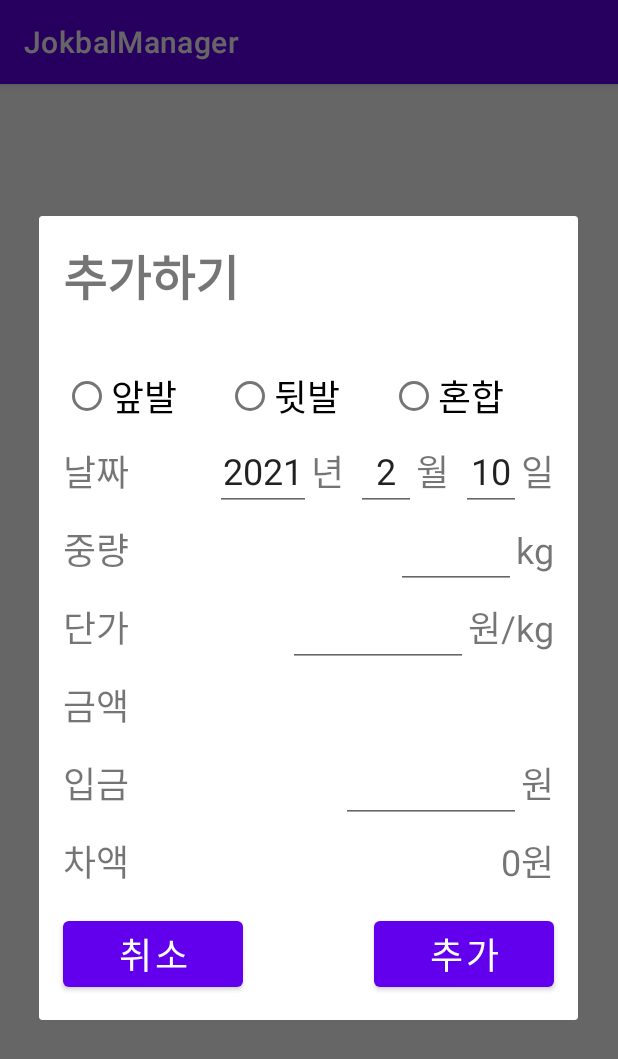
After one commit to mbkim95/JokbalManager, an Android app: the fragment AddOrderDialogFragment shown on its own in the app's theme, on a phone screen of 412 x 824 dp. The commit adds this screen. Shown: the top 1059 px of the screen. Run offline under Robolectric (Android 15) with nearby library versions, the phone set to English and light mode, and no system bars.

Commit message:
주문 추가 레이아웃 구현

```diff
--- /dev/null
+++ b/app/src/main/java/com/example/jokbalmanager/view/AddOrderDialogFragment.kt
@@ -0,0 +1,53 @@
+package com.example.jokbalmanager.view
+
+import android.content.Context
+import android.graphics.Point
+import android.os.Bundle
+import android.view.*
+import androidx.fragment.app.DialogFragment
+import com.example.jokbalmanager.databinding.AddOrderLayoutBinding
+import java.util.*
+
+class AddOrderDialogFragment : DialogFragment() {
+    private var _binding: AddOrderLayoutBinding? = null
+    private val binding get() = _binding!!
+
+    override fun onCreateView(
+        inflater: LayoutInflater,
+        container: ViewGroup?,
+        savedInstanceState: Bundle?
+    ): View {
+        _binding = AddOrderLayoutBinding.inflate(inflater, container, false)
+        return binding.root
+    }
+
+    override fun onViewCreated(view: View, savedInstanceState: Bundle?) {
+        super.onViewCreated(view, savedInstanceState)
+        val cal = Calendar.getInstance()
+        binding.apply {
+            yearEt.setText(cal.get(Calendar.YEAR).toString())
+            monthEt.setText((cal.get(Calendar.MONTH) + 1).toString())
+            dayEt.setText(cal.get(Calendar.DATE).toString())
+        }
+    }
+
+    override fun onResume() {
+        super.onResume()
+
+        val windowManager =
+            requireActivity().getSystemService(Context.WINDOW_SERVICE) as WindowManager
+        val display: Display = windowManager.defaultDisplay
+        val size = Point()
+        display.getSize(size)
+
+        val params: ViewGroup.LayoutParams? = dialog?.window?.attributes
+        val deviceWidth = size.x
+        params?.width = (deviceWidth * 0.95).toInt()
+        dialog?.window?.attributes = params as WindowManager.LayoutParams
+    }
+
+    override fun onDestroyView() {
+        super.onDestroyView()
+        _binding = null
+    }
+}
--- a/app/src/main/java/com/example/jokbalmanager/view/DailyFragment.kt
+++ b/app/src/main/java/com/example/jokbalmanager/view/DailyFragment.kt
@@ -59,6 +59,12 @@ class DailyFragment : Fragment() {
                 adapter = dailyAdapter
                 addItemDecoration(DividerItemDecoration(context, DividerItemDecoration.VERTICAL))
             }
+            addButton.setOnClickListener {
+                AddOrderDialogFragment().show(
+                    childFragmentManager,
+                    AddOrderDialogFragment::class.java.simpleName
+                )
+            }
         }
     }
 
--- /dev/null
+++ b/app/src/main/res/layout/add_order_layout.xml
@@ -0,0 +1,301 @@
+<?xml version="1.0" encoding="utf-8"?>
+<androidx.constraintlayout.widget.ConstraintLayout xmlns:android="http://schemas.android.com/apk/res/android"
+    xmlns:app="http://schemas.android.com/apk/res-auto"
+    xmlns:tools="http://schemas.android.com/tools"
+    android:layout_width="match_parent"
+    android:layout_height="wrap_content"
+    android:focusable="true"
+    android:focusableInTouchMode="true"
+    android:paddingBottom="16dp">
+
+    <TextView
+        android:id="@+id/title_tv"
+        android:layout_width="wrap_content"
+        android:layout_height="wrap_content"
+        android:layout_marginStart="16dp"
+        android:layout_marginTop="16dp"
+        android:text="@string/add_order_text"
+        android:textSize="@dimen/add_order_title"
+        android:textStyle="bold"
+        app:layout_constraintStart_toStartOf="parent"
+        app:layout_constraintTop_toTopOf="parent" />
+
+    <RadioGroup
+        android:id="@+id/type_rg"
+        android:layout_width="match_parent"
+        android:layout_height="wrap_content"
+        android:layout_marginStart="16dp"
+        android:layout_marginTop="32dp"
+        android:layout_marginEnd="16dp"
+        android:orientation="horizontal"
+        app:layout_constraintTop_toBottomOf="@id/title_tv">
+
+        <RadioButton
+            android:id="@+id/front_radio"
+            android:layout_width="0dp"
+            android:layout_height="wrap_content"
+            android:layout_weight="1"
+            android:text="@string/front_leg"
+            android:textSize="@dimen/add_order_text_size" />
+
+        <RadioButton
+            android:id="@+id/back_radio"
+            android:layout_width="0dp"
+            android:layout_height="wrap_content"
+            android:layout_weight="1"
+            android:text="@string/back_leg"
+            android:textSize="@dimen/add_order_text_size" />
+
+        <RadioButton
+            android:id="@+id/mix_radio"
+            android:layout_width="0dp"
+            android:layout_height="wrap_content"
+            android:layout_weight="1"
+            android:text="@string/mix_leg"
+            android:textSize="@dimen/add_order_text_size" />
+    </RadioGroup>
+
+    <TextView
+        android:id="@+id/date_tv"
+        android:layout_width="wrap_content"
+        android:layout_height="wrap_content"
+        android:layout_marginTop="8dp"
+        android:text="@string/date"
+        android:textSize="@dimen/add_order_text_size"
+        app:layout_constraintStart_toStartOf="@id/title_tv"
+        app:layout_constraintTop_toBottomOf="@id/type_rg" />
+
+    <EditText
+        android:id="@+id/year_et"
+        android:layout_width="64dp"
+        android:layout_height="wrap_content"
+        android:gravity="center"
+        android:inputType="number"
+        android:textSize="@dimen/add_order_text_size"
+        app:layout_constraintBottom_toBottomOf="@id/date_tv"
+        app:layout_constraintEnd_toStartOf="@id/year_tv"
+        app:layout_constraintTop_toTopOf="@id/date_tv"
+        tools:text="2021" />
+
+    <TextView
+        android:id="@+id/year_tv"
+        android:layout_width="wrap_content"
+        android:layout_height="wrap_content"
+        android:layout_marginEnd="8dp"
+        android:text="@string/year"
+        android:textSize="@dimen/add_order_text_size"
+        app:layout_constraintBottom_toBottomOf="@id/date_tv"
+        app:layout_constraintEnd_toStartOf="@id/month_et"
+        app:layout_constraintTop_toTopOf="@id/date_tv" />
+
+    <EditText
+        android:id="@+id/month_et"
+        android:layout_width="40dp"
+        android:layout_height="wrap_content"
+        android:gravity="center"
+        android:inputType="number"
+        android:textSize="@dimen/add_order_text_size"
+        app:layout_constraintBottom_toBottomOf="@id/date_tv"
+        app:layout_constraintEnd_toStartOf="@id/month_tv"
+        app:layout_constraintTop_toTopOf="@id/date_tv"
+        tools:text="02" />
+
+    <TextView
+        android:id="@+id/month_tv"
+        android:layout_width="wrap_content"
+        android:layout_height="wrap_content"
+        android:layout_marginEnd="8dp"
+        android:text="@string/month"
+        android:textSize="@dimen/add_order_text_size"
+        app:layout_constraintBottom_toBottomOf="@id/date_tv"
+        app:layout_constraintEnd_toStartOf="@id/day_et"
+        app:layout_constraintTop_toTopOf="@id/date_tv" />
+
+    <EditText
+        android:id="@+id/day_et"
+        android:layout_width="40dp"
+        android:layout_height="wrap_content"
+        android:gravity="center"
+        android:inputType="number"
+        android:textSize="@dimen/add_order_text_size"
+        app:layout_constraintBottom_toBottomOf="@id/date_tv"
+        app:layout_constraintEnd_toStartOf="@id/day_tv"
+        app:layout_constraintTop_toTopOf="@id/date_tv"
+        tools:text="10" />
+
+    <TextView
+        android:id="@+id/day_tv"
+        android:layout_width="wrap_content"
+        android:layout_height="wrap_content"
+        android:layout_marginEnd="16dp"
+        android:text="@string/day"
+        android:textSize="@dimen/add_order_text_size"
+        app:layout_constraintBottom_toBottomOf="@id/date_tv"
+        app:layout_constraintEnd_toEndOf="parent"
+        app:layout_constraintTop_toTopOf="@id/date_tv" />
+
+    <TextView
+        android:id="@+id/weight_tv"
+        android:layout_width="wrap_content"
+        android:layout_height="wrap_content"
+        android:layout_marginTop="16dp"
+        android:text="@string/weight"
+        android:textSize="@dimen/add_order_text_size"
+        app:layout_constraintStart_toStartOf="@id/date_tv"
+        app:layout_constraintTop_toBottomOf="@id/date_tv" />
+
+    <EditText
+        android:id="@+id/weight_et"
+        android:layout_width="80dp"
+        android:layout_height="wrap_content"
+        android:gravity="center"
+        android:inputType="numberDecimal"
+        android:textSize="@dimen/add_order_text_size"
+        app:layout_constraintBottom_toBottomOf="@id/weight_tv"
+        app:layout_constraintEnd_toStartOf="@id/kg_tv"
+        app:layout_constraintTop_toTopOf="@id/weight_tv"
+        tools:text="1.9" />
+
+    <TextView
+        android:id="@+id/kg_tv"
+        android:layout_width="wrap_content"
+        android:layout_height="wrap_content"
+        android:layout_marginStart="8dp"
+        android:layout_marginEnd="16dp"
+        android:text="@string/kg"
+        android:textSize="@dimen/add_order_text_size"
+        app:layout_constraintBottom_toBottomOf="@id/weight_tv"
+        app:layout_constraintEnd_toEndOf="parent"
+        app:layout_constraintTop_toTopOf="@id/weight_tv" />
+
+    <TextView
+        android:id="@+id/price_tv"
+        android:layout_width="wrap_content"
+        android:layout_height="wrap_content"
+        android:layout_marginTop="16dp"
+        android:text="@string/price"
+        android:textSize="@dimen/add_order_text_size"
+        app:layout_constraintStart_toStartOf="@id/weight_tv"
+        app:layout_constraintTop_toBottomOf="@id/weight_tv" />
+
+    <EditText
+        android:id="@+id/price_et"
+        android:layout_width="120dp"
+        android:layout_height="wrap_content"
+        android:gravity="center"
+        android:inputType="number"
+        android:textSize="@dimen/add_order_text_size"
+        app:layout_constraintBottom_toBottomOf="@id/price_tv"
+        app:layout_constraintEnd_toStartOf="@id/per_tv"
+        app:layout_constraintTop_toTopOf="@id/price_tv"
+        tools:text="10000" />
+
+    <TextView
+        android:id="@+id/per_tv"
+        android:layout_width="wrap_content"
+        android:layout_height="wrap_content"
+        android:layout_marginStart="8dp"
+        android:layout_marginEnd="16dp"
+        android:text="@string/won_kg"
+        android:textSize="@dimen/add_order_text_size"
+        app:layout_constraintBottom_toBottomOf="@id/price_tv"
+        app:layout_constraintEnd_toEndOf="parent"
+        app:layout_constraintTop_toTopOf="@id/price_tv" />
+
+    <TextView
+        android:id="@+id/price_ttitle_tv"
+        android:layout_width="wrap_content"
+        android:layout_height="wrap_content"
+        android:layout_marginTop="16dp"
+        android:text="@string/total_price"
+        android:textSize="@dimen/add_order_text_size"
+        app:layout_constraintStart_toStartOf="@id/price_tv"
+        app:layout_constraintTop_toBottomOf="@id/price_tv" />
+
+    <TextView
+        android:id="@+id/total_price_tv"
+        android:layout_width="wrap_content"
+        android:layout_height="wrap_content"
+        android:layout_marginEnd="16dp"
+        android:textSize="@dimen/add_order_text_size"
+        app:layout_constraintBottom_toBottomOf="@id/price_ttitle_tv"
+        app:layout_constraintEnd_toEndOf="parent"
+        app:layout_constraintTop_toTopOf="@id/price_ttitle_tv"
+        tools:text="10000원" />
+
+    <TextView
+        android:id="@+id/deposit_tv"
+        android:layout_width="wrap_content"
+        android:layout_height="wrap_content"
+        android:layout_marginTop="16dp"
+        android:text="@string/deposit"
+        android:textSize="@dimen/add_order_text_size"
+        app:layout_constraintStart_toStartOf="@id/price_ttitle_tv"
+        app:layout_constraintTop_toBottomOf="@id/price_ttitle_tv" />
+
+    <EditText
+        android:id="@+id/deposit_et"
+        android:layout_width="120dp"
+        android:layout_height="wrap_content"
+        android:gravity="center"
+        android:inputType="number"
+        android:textSize="@dimen/add_order_text_size"
+        app:layout_constraintBottom_toBottomOf="@id/deposit_tv"
+        app:layout_constraintEnd_toStartOf="@id/won_tv"
+        app:layout_constraintTop_toTopOf="@id/deposit_tv"
+        tools:text="12000" />
+
+    <TextView
+        android:id="@+id/won_tv"
+        android:layout_width="wrap_content"
+        android:layout_height="wrap_content"
+        android:layout_marginEnd="16dp"
+        android:text="@string/won"
+        android:textSize="@dimen/add_order_text_size"
+        app:layout_constraintBottom_toBottomOf="@id/deposit_tv"
+        app:layout_constraintEnd_toEndOf="parent"
+        app:layout_constraintTop_toTopOf="@id/deposit_tv" />
+
+    <TextView
+        android:id="@+id/balance_tv"
+        android:layout_width="wrap_content"
+        android:layout_height="wrap_content"
+        android:layout_marginTop="16dp"
+        android:text="@string/balance"
+        android:textSize="@dimen/add_order_text_size"
+        app:layout_constraintStart_toStartOf="@id/deposit_tv"
+        app:layout_constraintTop_toBottomOf="@id/deposit_tv" />
+
+    <TextView
+        android:layout_width="wrap_content"
+        android:layout_height="wrap_content"
+        android:layout_marginEnd="16dp"
+        android:text="@string/zero_won"
+        android:textSize="@dimen/add_order_text_size"
+        app:layout_constraintBottom_toBottomOf="@id/balance_tv"
+        app:layout_constraintEnd_toEndOf="parent"
+        app:layout_constraintTop_toTopOf="@id/balance_tv"
+        tools:text="-2000원" />
+
+    <Button
+        android:layout_width="120dp"
+        android:layout_height="wrap_content"
+        android:layout_marginStart="16dp"
+        android:layout_marginTop="16dp"
+        android:text="@string/cancel"
+        android:textSize="@dimen/add_order_text_size"
+        app:layout_constraintStart_toStartOf="parent"
+        app:layout_constraintTop_toBottomOf="@id/balance_tv" />
+
+    <Button
+        android:layout_width="120dp"
+        android:layout_height="wrap_content"
+        android:layout_marginTop="16dp"
+        android:layout_marginEnd="16dp"
+        android:text="@string/add"
+        android:textSize="@dimen/add_order_text_size"
+        app:layout_constraintEnd_toEndOf="parent"
+        app:layout_constraintTop_toBottomOf="@id/balance_tv" />
+
+
+</androidx.constraintlayout.widget.ConstraintLayout>
--- a/app/src/main/res/values/dimens.xml
+++ b/app/src/main/res/values/dimens.xml
@@ -3,4 +3,8 @@
     <dimen name="date_button_text_size">16dp</dimen>
     <dimen name="item_text_size">16dp</dimen>
     <dimen name="item_detail_text_size">14dp</dimen>
+    <dimen name="add_order_title">32dp</dimen>
+    <dimen name="add_order_text_size">24dp</dimen>
+    <dimen name="popup_width">400dp</dimen>
+    <dimen name="popup_height">480dp</dimen>
 </resources>
--- a/app/src/main/res/values/strings.xml
+++ b/app/src/main/res/values/strings.xml
@@ -9,4 +9,20 @@
     <string name="mix_leg">혼합</string>
     <string name="zero_balance">0원</string>
     <string name="zero_weight">0kg</string>
+    <string name="add_order_text">추가하기</string>
+    <string name="date">날짜</string>
+    <string name="year">년</string>
+    <string name="month">월</string>
+    <string name="day">일</string>
+    <string name="weight">중량</string>
+    <string name="kg">kg</string>
+    <string name="price">단가</string>
+    <string name="won_kg">원/kg</string>
+    <string name="total_price">금액</string>
+    <string name="deposit">입금</string>
+    <string name="won">원</string>
+    <string name="balance">차액</string>
+    <string name="zero_won">0원</string>
+    <string name="add">추가</string>
+    <string name="cancel">취소</string>
 </resources>
```
